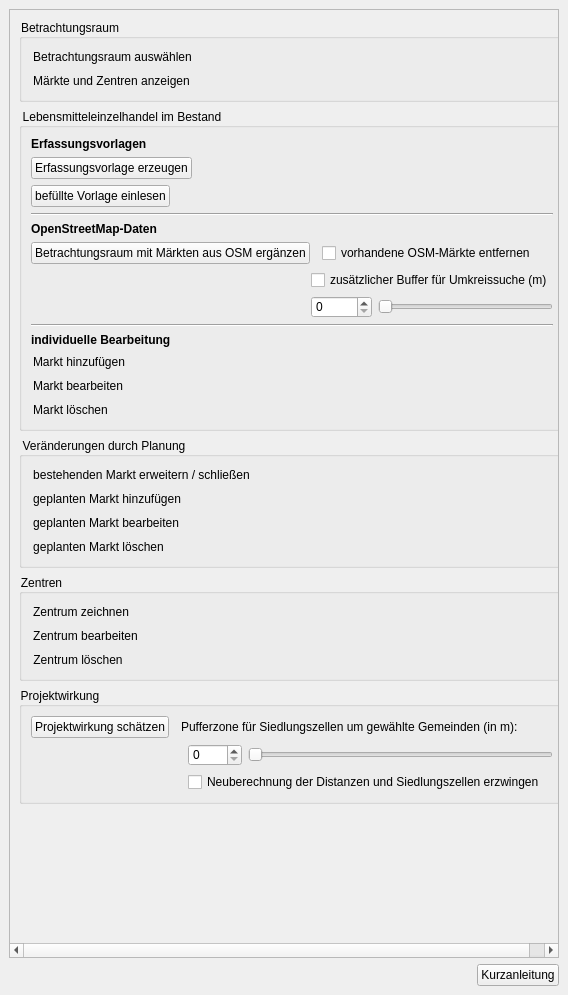
This is projektchecktools/ui/ProjektCheck_dockwidget_analysis_08-SKSM.ui in projektcheck/ProjektCheck-QGIS as Qt 5 draws it before an edit. The edited form follows.
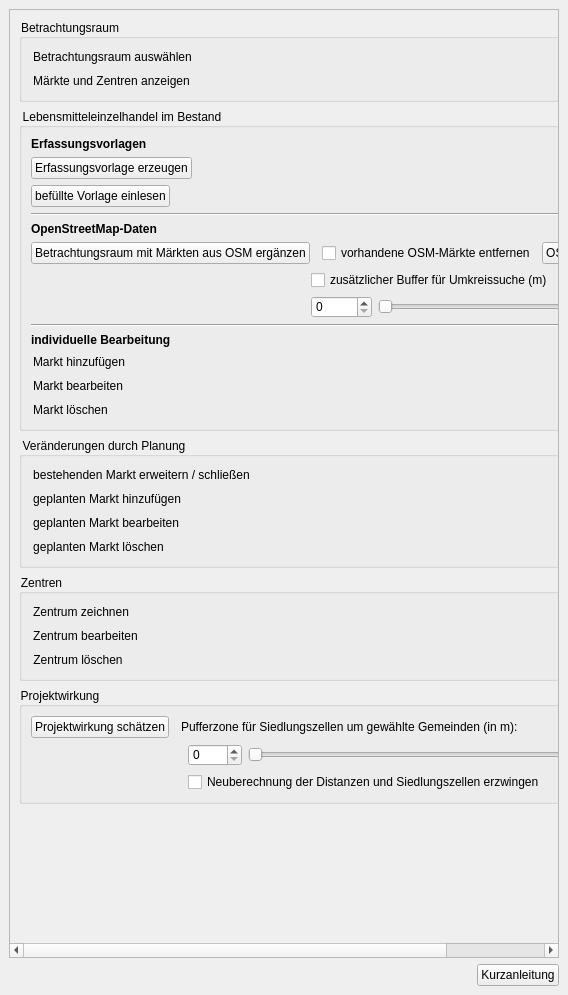
This is the edited form. Icons and pictures are not drawn. Custom widgets are drawn as their Qt base class.

```diff
--- a/projektchecktools/ui/ProjektCheck_dockwidget_analysis_08-SKSM.ui
+++ b/projektchecktools/ui/ProjektCheck_dockwidget_analysis_08-SKSM.ui
@@ -67,8 +67,8 @@
         <rect>
          <x>0</x>
          <y>0</y>
-         <width>548</width>
-         <height>921</height>
+         <width>554</width>
+         <height>940</height>
         </rect>
        </property>
        <layout class="QVBoxLayout" name="verticalLayout_10">
@@ -319,6 +319,26 @@
                </property>
               </widget>
              </item>
+             <item>
+              <spacer name="horizontalSpacer_12">
+               <property name="orientation">
+                <enum>Qt::Horizontal</enum>
+               </property>
+               <property name="sizeHint" stdset="0">
+                <size>
+                 <width>40</width>
+                 <height>20</height>
+                </size>
+               </property>
+              </spacer>
+             </item>
+             <item>
+              <widget class="QPushButton" name="pushButton_3">
+               <property name="text">
+                <string>OSM-Märkte löschen</string>
+               </property>
+              </widget>
+             </item>
             </layout>
            </item>
            <item>
```
Left out of the diff: 10 changed lines with no effect on the pictures.
